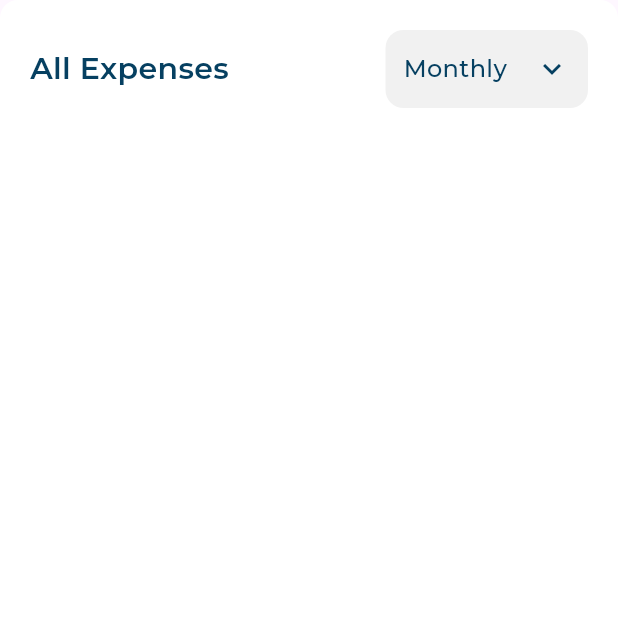
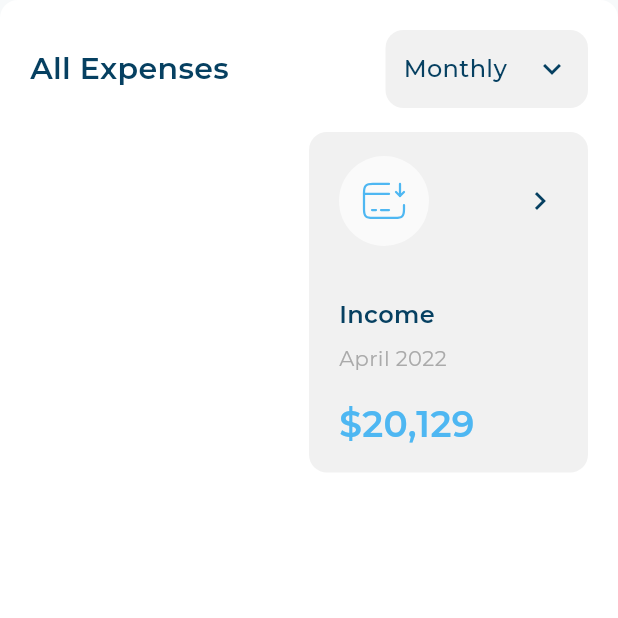
Before and after one commit to Nabil-Gabr/Responsive-Adaptive-Dashboard-App, a Flutter app: the screen it shows after launch, on a phone screen of 412 x 824 dp, the top half of it. Run offline on Flutter 3.47's test engine with Material 3 defaults, Android fonts, the phone set to English and light mode, and no system bars; our stand-ins replace flutter_svg; project files that could hold a hidden picture were left out.

Commit message:
finish all expensess item

```diff
--- a/lib/core/utils/app_styles.dart
+++ b/lib/core/utils/app_styles.dart
@@ -5,6 +5,13 @@ abstract class AppStyles {
   static const TextStyle styleRegular12 = TextStyle(
     color: Color(0xFFAAAAAA),
     fontSize: 12,
+    fontFamily: 'Montserrat',
+    fontWeight: FontWeight.w400,
+  );
+
+  static const TextStyle styleRegular14 = TextStyle(
+    color: Color(0xFFAAAAAA),
+    fontSize: 14,
     fontFamily: 'Montserrat',
     fontWeight: FontWeight.w400,
   );
--- /dev/null
+++ b/lib/models/all_expensess_item_model.dart
@@ -0,0 +1,9 @@
+class AllExpensessItemModel {
+  final String image, title, data, price;
+
+  const AllExpensessItemModel(
+      {required this.image,
+      required this.title,
+      required this.data,
+      required this.price});
+}
--- a/lib/views/dashboard_view.dart
+++ b/lib/views/dashboard_view.dart
@@ -8,6 +8,7 @@ class DashboardView extends StatelessWidget {
   @override
   Widget build(BuildContext context) {
     return Scaffold(
+      backgroundColor: const Color(0xFFF7F9FA),
       body: AdaptiveLayout(
         mobileLayout: (context) => const DashboardDesktopLayout(),
         tabletLayout: (context) => const SizedBox(),
--- a/lib/views/widgets/all_expensess.dart
+++ b/lib/views/widgets/all_expensess.dart
@@ -1,21 +1,42 @@
+import 'package:dash_board_app/core/utils/app_images.dart';
+import 'package:dash_board_app/models/all_expensess_item_model.dart';
 import 'package:dash_board_app/views/widgets/all_expensess_header.dart';
+import 'package:dash_board_app/views/widgets/all_expensess_item.dart';
 import 'package:flutter/material.dart';
 
 class AllExpensess extends StatelessWidget {
   const AllExpensess({super.key});
 
+  // static const List<AllExpensessItemModel> itemModelList=[
+  //   AllExpensessItemModel(image: Assets.imagesIncome, title: 'Income', data: 'April 2022', price: r'$20,129')
+  // ];
+
   @override
   Widget build(BuildContext context) {
-    return  Container(
+    return Container(
       padding: const EdgeInsets.all(20),
       decoration: const BoxDecoration(
-        color: Colors.white,
-        borderRadius: BorderRadius.all(Radius.circular(12))
-      ),
+          color: Colors.white,
+          borderRadius: BorderRadius.all(Radius.circular(12))),
       child: const Column(
         children: [
           AllExpensessHeader(),
-          SizedBox(height: 16,),
+          SizedBox(
+            height: 16,
+          ),
+          Row(
+            children: [
+              Expanded(child: SizedBox()),
+              Expanded(
+                  child: AllExpensessItem(
+                itemModel: AllExpensessItemModel(
+                    image: Assets.imagesIncome,
+                    title: 'Income',
+                    data: 'April 2022',
+                    price: r'$20,129'),
+              ))
+            ],
+          )
         ],
       ),
     );
--- /dev/null
+++ b/lib/views/widgets/all_expensess_item.dart
@@ -0,0 +1,32 @@
+import 'package:dash_board_app/core/utils/app_styles.dart';
+import 'package:dash_board_app/models/all_expensess_item_model.dart';
+import 'package:dash_board_app/views/widgets/all_expensess_item_header.dart';
+import 'package:flutter/material.dart';
+
+class AllExpensessItem extends StatelessWidget {
+  const AllExpensessItem({super.key, required this.itemModel});
+  final AllExpensessItemModel itemModel;
+
+  @override
+  Widget build(BuildContext context) {
+    return Container(
+      padding: const EdgeInsets.symmetric(horizontal: 20,vertical: 16),
+      decoration: const BoxDecoration(
+        color: Color(0xFFF1F1F1),
+        borderRadius: BorderRadius.all(Radius.circular(12))
+      ),
+      child: Column(
+        crossAxisAlignment: CrossAxisAlignment.start,
+        children: [
+          AllExpensessItemHeader(image: itemModel.image),
+          const SizedBox(height: 34,),
+          Text(itemModel.title,style: AppStyles.styleSemiBold16,),
+          const SizedBox(height: 8,),
+          Text(itemModel.data,style: AppStyles.styleRegular14,),
+          const SizedBox(height: 16,),
+          Text(itemModel.price,style: AppStyles.styleSemiBold24,),
+        ],
+      ),
+    );
+  }
+}
--- /dev/null
+++ b/lib/views/widgets/all_expensess_item_header.dart
@@ -0,0 +1,28 @@
+import 'package:flutter/material.dart';
+import 'package:flutter_svg/svg.dart';
+
+class AllExpensessItemHeader extends StatelessWidget {
+  const AllExpensessItemHeader({super.key, required this.image});
+  final String image;
+
+  @override
+  Widget build(BuildContext context) {
+    return Row(
+      mainAxisAlignment: MainAxisAlignment.spaceBetween,
+      children: [
+        Container(
+          width: 60,
+          height: 60,
+          padding:const EdgeInsets.all(14),
+          decoration:const ShapeDecoration(
+            color:  Color(0xFFFAFAFA),
+            shape: OvalBorder()
+          ),
+          child: SvgPicture.asset(image),
+        ),
+
+        const Icon(Icons.keyboard_arrow_right,color: Color(0xff064061),)
+      ],
+    );
+  }
+}
```
